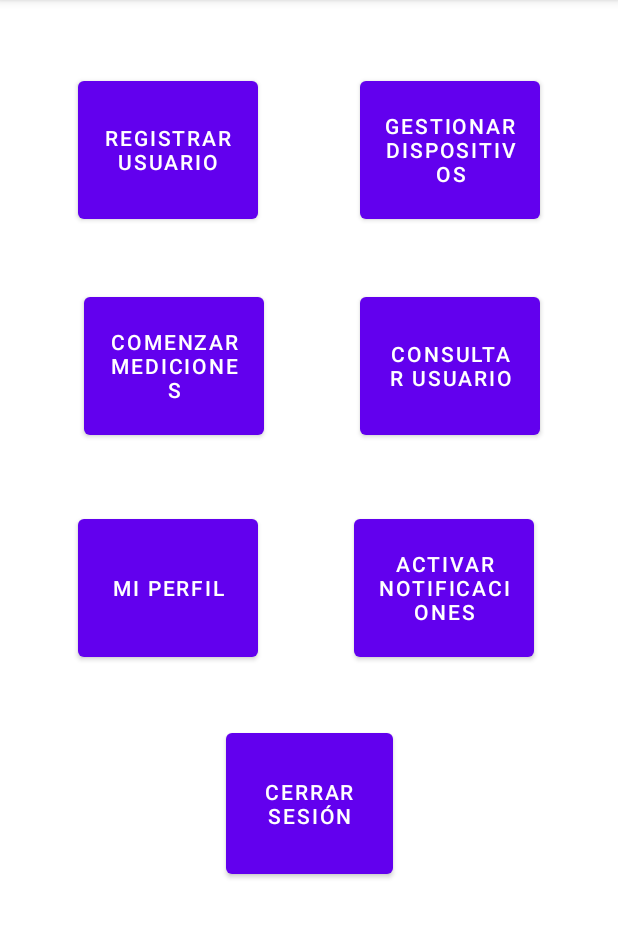
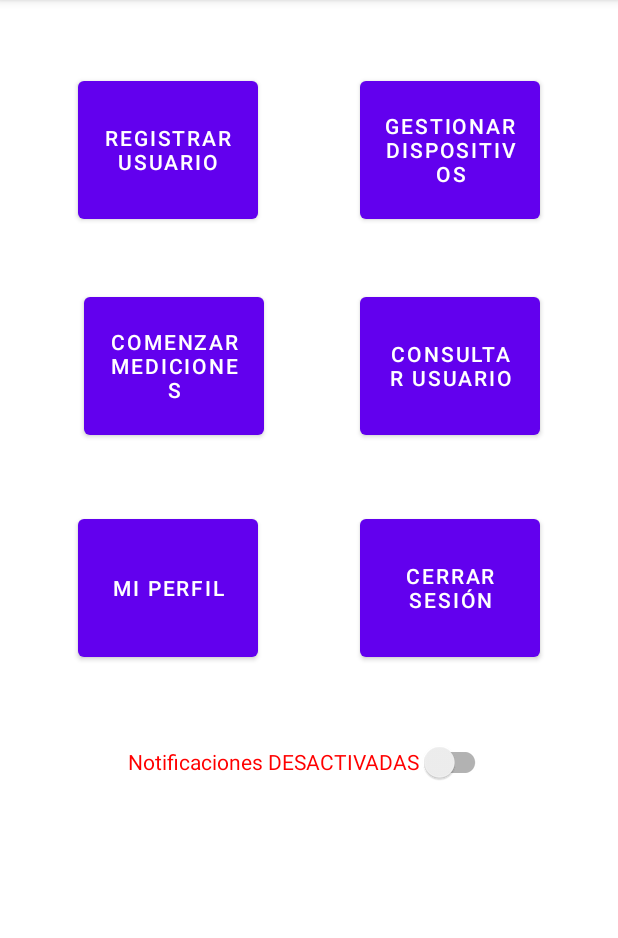
Before and after one commit to ajpalma28/aai-app, an Android app: the PrincipalActivity screen opened directly, with no data from a screen before it, on a phone screen of 412 x 824 dp, the part 84-1022 px from its top. Run offline under Robolectric (Android 15) with nearby library versions, the phone set to English and light mode, and no system bars.

Commit message:
#34 Updated sistema de notificaciones
Se ha actualizado el sistema de notificaciones, agilizando el rendimiento de la app al utilizar un switch que determine el estado de las notificaciones. De esta forma, no se debe recargar la pantalla principal de la aplicación, por lo que se suprime el botón de Activar/Desactivar notificaciones. Además, se ha actualizado el RF-031 de la memoria, al ser un requisito sobre el cambio de las notificaciones.

Con esto ya si se puede cerrar la issue cuando se desee, al quedar totalmente configurado.

```diff
--- a/code/IAA_APP/app/src/main/java/com/example/iaa_project/PrincipalActivity.kt
+++ b/code/IAA_APP/app/src/main/java/com/example/iaa_project/PrincipalActivity.kt
@@ -4,14 +4,16 @@ import android.app.NotificationChannel
 import android.app.NotificationManager
 import android.content.Context
 import android.content.Intent
+import android.content.res.ColorStateList
+import android.graphics.Color
 import android.os.Build
 import android.os.Bundle
 import android.os.Handler
 import android.os.Looper
 import android.view.Gravity
-import android.widget.Button
 import android.widget.Toast
 import androidx.appcompat.app.AppCompatActivity
+import androidx.appcompat.widget.SwitchCompat
 import androidx.core.app.NotificationCompat
 import androidx.core.app.NotificationManagerCompat
 import com.example.iaa_project.databinding.ActivityPrincipalBinding
@@ -27,7 +29,8 @@ class PrincipalActivity : AppCompatActivity() {
     var nombUsuDef = ""
     var fechaUsuDef = ""
     var pwUsuDef = ""
-    var btnNotificaciones: Button? = null
+    var swNotif: SwitchCompat? = null
+    var notifUsuDef: Boolean = true
 
     private companion object {
         private const val CHANNEL_ID = "channel01"
@@ -44,7 +47,7 @@ class PrincipalActivity : AppCompatActivity() {
         nombUsuDef = bundle?.getString("nombUsuDef").toString()
         fechaUsuDef = bundle?.getString("fechaUsuDef").toString()
         pwUsuDef = bundle?.getString("pwUsuDef").toString()
-        var notifUsuDef = bundle?.getBoolean("notifUsuDef")
+        notifUsuDef = bundle?.getBoolean("notifUsuDef") == true
 
         variables = ActivityPrincipalBinding.inflate(layoutInflater)
         setContentView(variables!!.root)
@@ -54,11 +57,22 @@ class PrincipalActivity : AppCompatActivity() {
         val btnStartMed = variables!!.btnInicioMed
         val btnConsUsu = variables!!.btnConsultUsu
         val btnMiPerfil = variables!!.btnMiPerfil
-        btnNotificaciones = variables!!.btnNotific
-        if(notifUsuDef == true){
+        //btnNotificaciones = variables!!.btnNotific
+        swNotif = variables!!.swNotif
+        /*if(bundle?.getBoolean("notifUsuDef") == true){
             variables!!.btnNotific.setText("Desactivar Notificaciones")
+            swNotif!!.isChecked = true
         }else{
             variables!!.btnNotific.setText("Activar notificaciones")
+            swNotif!!.isChecked = false
+        }*/
+        swNotif!!.isChecked = bundle?.getBoolean("notifUsuDef") == true
+        if(swNotif!!.isChecked){
+            swNotif!!.text="Notificaciones ACTIVADAS"
+            swNotif!!.setTextColor(Color.BLACK)
+        }else{
+            swNotif!!.text="Notificaciones DESACTIVADAS"
+            swNotif!!.setTextColor(Color.RED)
         }
         val btnCierreSesion = variables!!.btnCierreSesion
 
@@ -96,14 +110,26 @@ class PrincipalActivity : AppCompatActivity() {
             startActivity(intent)
         }
 
-        btnNotificaciones!!.setOnClickListener{
+        swNotif!!.setOnClickListener{
+            myExecutor.execute{
+                if(notifUsuDef!=null){
+                    if(swNotif!!.isChecked) {
+                        alternaNotificaciones(false)
+                    } else {
+                        alternaNotificaciones(true)
+                    }
+                }
+            }
+        }
+
+        /*btnNotificaciones!!.setOnClickListener{
             myExecutor.execute{
                 if (notifUsuDef != null) {
                     alternaNotificaciones(notifUsuDef)
                 }
             }
 
-        }
+        }*/
 
         btnCierreSesion.setOnClickListener{
             val intent = Intent(this, MainActivity::class.java)
@@ -131,7 +157,6 @@ class PrincipalActivity : AppCompatActivity() {
 
     private fun alternaNotificaciones(notifUsuDef: Boolean){
         if(notifUsuDef){
-            val b1 = false
             try {
                 Class.forName("com.mysql.jdbc.Driver")
                 //Configuracion de la conexión
@@ -157,8 +182,6 @@ class PrincipalActivity : AppCompatActivity() {
                 println(query)
                 val resultSet = statement.executeUpdate(query)
 
-
-
                 Handler(Looper.getMainLooper()).post {
                     // write your code here
                     val txtMostrar = Toast.makeText(
@@ -168,8 +191,11 @@ class PrincipalActivity : AppCompatActivity() {
                     )
                     txtMostrar.setGravity(Gravity.CENTER_VERTICAL, 0, 0)
                     txtMostrar.show()
+                    this@PrincipalActivity.notifUsuDef = notifUsuDef
+                    swNotif!!.text="Notificaciones DESACTIVADAS"
+                    swNotif!!.setTextColor(Color.RED)
                 }
-                val intent = Intent(this, PrincipalActivity::class.java)
+                /*val intent = Intent(this, PrincipalActivity::class.java)
                 intent.putExtra("idUsuDef", idUsuDef)
                 intent.putExtra("dniUsuDef", dniUsuDef)
                 intent.putExtra("apellUsuDef", apellUsuDef)
@@ -177,20 +203,32 @@ class PrincipalActivity : AppCompatActivity() {
                 intent.putExtra("fechaUsuDef", fechaUsuDef)
                 intent.putExtra("pwUsuDef", pwUsuDef)
                 intent.putExtra("notifUsuDef", b1)
-                startActivity(intent)
+                startActivity(intent)*/
             } catch (e: Exception) {
                 println(e.toString())
                 Handler(Looper.getMainLooper()).post {
                     // write your code here
                     val mensajeError =
-                        "No se han podido modificar las notificaciones para el investigador $idUsuDef"
+                        "No se han podido desactivar las notificaciones para el investigador $idUsuDef, inténtelo de nuevo más tarde"
                     val txtMostrar = Toast.makeText(this, mensajeError, Toast.LENGTH_LONG)
                     txtMostrar.setGravity(Gravity.CENTER_VERTICAL, 0, 0)
                     txtMostrar.show()
+                    swNotif!!.isChecked=true
+                    createNotificationChannel()
+                    val builder = NotificationCompat.Builder(this,
+                        PrincipalActivity.CHANNEL_ID
+                    )
+                        .setSmallIcon(R.drawable.ic_launcher_background)
+                        .setContentTitle("Error en el cambio de las notificaciones")
+                        .setContentText("No se han podido desactivar las notificaciones de la aplicación para el investigador $nombUsuDef $apellUsuDef (id: $idUsuDef). Inténtelo de nuevo más tarde.")
+                        .setStyle(NotificationCompat.BigTextStyle().bigText("No se han podido desactivar las notificaciones de la aplicación para el investigador $nombUsuDef $apellUsuDef (id: $idUsuDef). Inténtelo de nuevo más tarde."))
+                        .setPriority(NotificationCompat.PRIORITY_DEFAULT)
+                    val notifationManagerCompat = NotificationManagerCompat.from(this)
+                    notifationManagerCompat.notify(123456, builder.build())
                 }
             }
+
         }else{
-            val b1 = true
             try {
                 Class.forName("com.mysql.jdbc.Driver")
                 //Configuracion de la conexión
@@ -236,7 +274,12 @@ class PrincipalActivity : AppCompatActivity() {
                         .setPriority(NotificationCompat.PRIORITY_DEFAULT)
                     val notifationManagerCompat = NotificationManagerCompat.from(this)
                     notifationManagerCompat.notify(123456, builder.build())
-                    val intent = Intent(this, PrincipalActivity::class.java)
+                    this@PrincipalActivity.notifUsuDef = notifUsuDef
+                    swNotif!!.text="Notificaciones ACTIVADAS"
+                    swNotif!!.setTextColor(Color.BLACK)
+
+                }
+                /*val intent = Intent(this, PrincipalActivity::class.java)
                 intent.putExtra("idUsuDef", idUsuDef)
                 intent.putExtra("dniUsuDef", dniUsuDef)
                 intent.putExtra("apellUsuDef", apellUsuDef)
@@ -244,17 +287,17 @@ class PrincipalActivity : AppCompatActivity() {
                 intent.putExtra("fechaUsuDef", fechaUsuDef)
                 intent.putExtra("pwUsuDef", pwUsuDef)
                 intent.putExtra("notifUsuDef", b1)
-                    startActivity(intent)
-                }
+                startActivity(intent)*/
             } catch (e: Exception) {
                 println(e.toString())
                 Handler(Looper.getMainLooper()).post {
                     // write your code here
                     val mensajeError =
-                        "No se han podido modificar las notificaciones para el investigador $idUsuDef"
+                        "No se han podido activar las notificaciones para el investigador $idUsuDef, inténtelo de nuevo más tarde"
                     val txtMostrar = Toast.makeText(this, mensajeError, Toast.LENGTH_LONG)
                     txtMostrar.setGravity(Gravity.CENTER_VERTICAL, 0, 0)
                     txtMostrar.show()
+                    swNotif!!.isChecked=false
                 }
             }
         }
--- a/code/IAA_APP/app/src/main/res/layout/activity_principal.xml
+++ b/code/IAA_APP/app/src/main/res/layout/activity_principal.xml
@@ -1,7 +1,13 @@
 <?xml version="1.0" encoding="utf-8"?>
-<androidx.constraintlayout.widget.ConstraintLayout xmlns:android="http://schemas.android.com/apk/res/android"
+
+<ScrollView xmlns:android="http://schemas.android.com/apk/res/android"
     xmlns:app="http://schemas.android.com/apk/res-auto"
     xmlns:tools="http://schemas.android.com/tools"
+    android:layout_width="match_parent"
+    android:layout_height="match_parent"
+    tools:context=".PrincipalActivity">
+
+<androidx.constraintlayout.widget.ConstraintLayout
     android:layout_width="match_parent"
     android:layout_height="match_parent"
     tools:context=".PrincipalActivity">
@@ -56,16 +62,16 @@
         app:layout_constraintEnd_toStartOf="@+id/btnConsultUsu"
         app:layout_constraintTop_toBottomOf="@+id/btnRegistroUsu" />
 
-    <Button
+    <!--<Button
         android:id="@+id/btnNotific"
         android:layout_width="120dp"
         android:layout_height="104dp"
         android:layout_marginStart="64dp"
         android:layout_marginTop="44dp"
         app:layout_constraintStart_toEndOf="@+id/btnMiPerfil"
-        app:layout_constraintTop_toBottomOf="@+id/btnConsultUsu" />
+        app:layout_constraintTop_toBottomOf="@+id/btnConsultUsu" />-->
 
-    <Button
+    <!--<Button
         android:id="@+id/btnCierreSesion"
         android:layout_width="111dp"
         android:layout_height="106dp"
@@ -75,6 +81,33 @@
         app:layout_constraintEnd_toEndOf="parent"
         app:layout_constraintStart_toStartOf="parent"
         app:layout_constraintTop_toBottomOf="@+id/btnMiPerfil"
-        app:layout_constraintVertical_bias="0.02" />
+        app:layout_constraintVertical_bias="0.02" />-->
+
+    <Button
+        android:id="@+id/btnCierreSesion"
+        android:layout_width="120dp"
+        android:layout_height="104dp"
+        android:layout_marginTop="44dp"
+        android:text="Cerrar Sesión"
+        app:layout_constraintBottom_toBottomOf="parent"
+        app:layout_constraintEnd_toEndOf="parent"
+        app:layout_constraintHorizontal_bias="0.782"
+        app:layout_constraintStart_toStartOf="@id/btnMiPerfil"
+        app:layout_constraintTop_toBottomOf="@+id/btnConsultUsu"
+        app:layout_constraintVertical_bias="0.0" />
+
+    <androidx.appcompat.widget.SwitchCompat
+        android:id="@+id/swNotif"
+        android:layout_width="wrap_content"
+        android:layout_height="wrap_content"
+        android:layout_marginTop="40dp"
+        android:layout_marginBottom="20dp"
+        android:text="Activar Notificaciones"
+        app:layout_constraintBottom_toBottomOf="parent"
+        app:layout_constraintEnd_toEndOf="parent"
+        app:layout_constraintStart_toStartOf="parent"
+        app:layout_constraintTop_toBottomOf="@+id/btnCierreSesion" />
 
 </androidx.constraintlayout.widget.ConstraintLayout>
+
+</ScrollView>
```
Also changed, not shown: 3 other files. Lines whose indentation alone changed are shown as unchanged.
